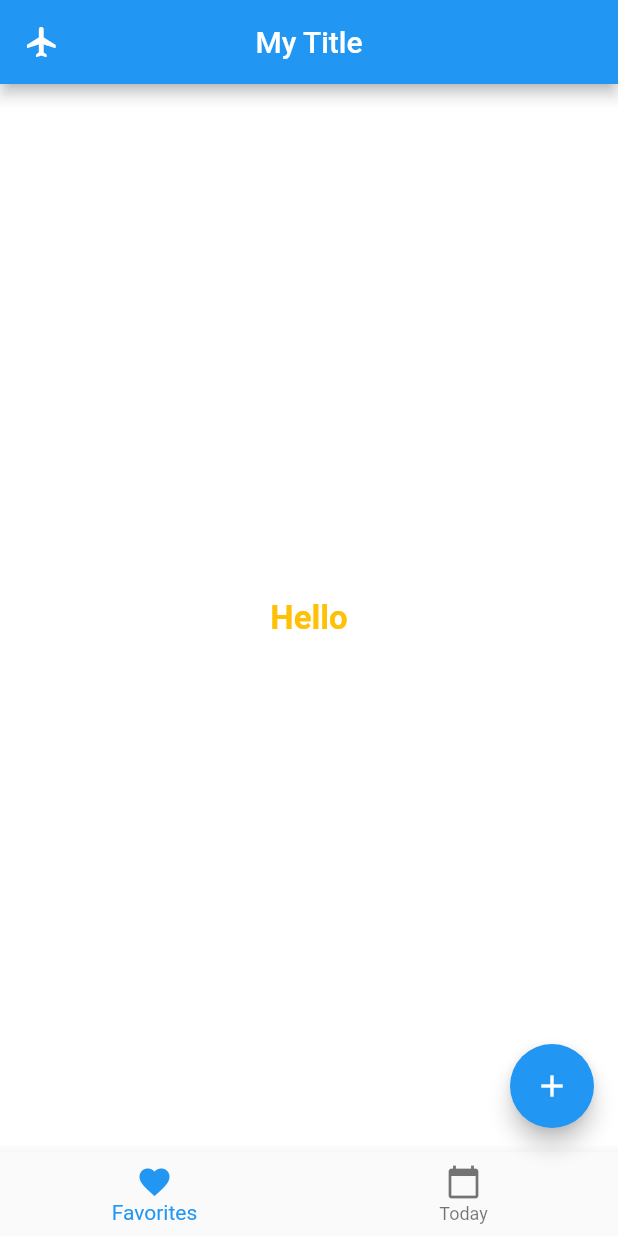
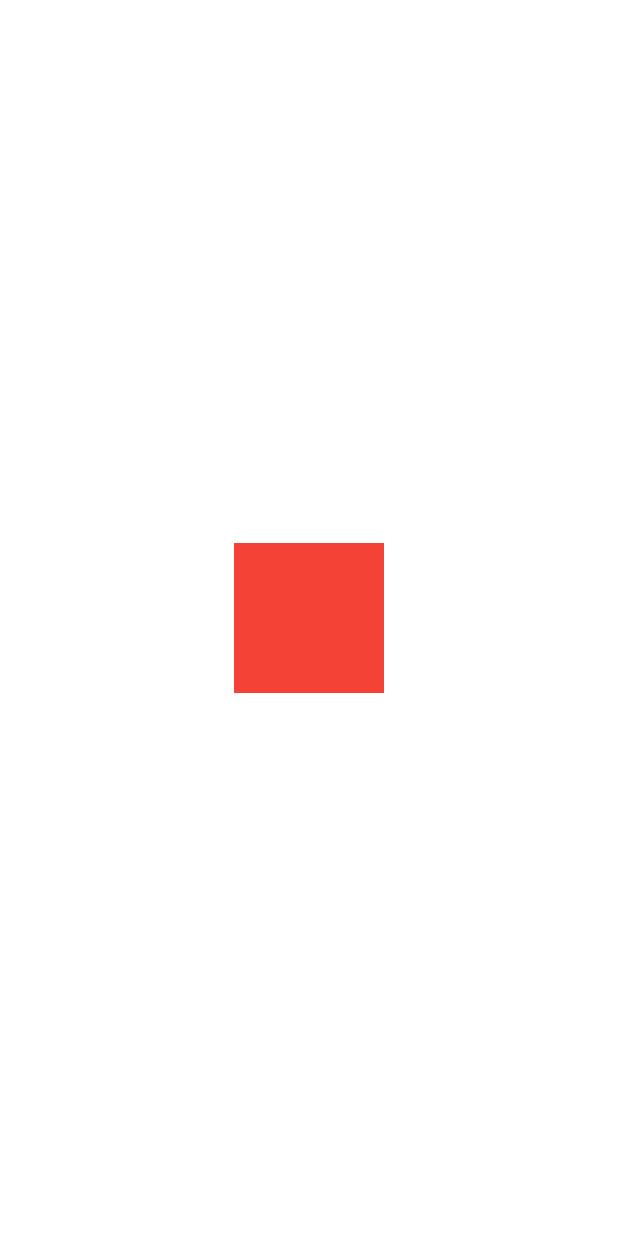
Before and after one commit to WendyAfrim/my-flutter-app, a Flutter app: the screen it shows after launch, on a phone screen of 412 x 824 dp. Run offline on Flutter 3.47's test engine with Material 2 defaults, Android fonts, the light colour scheme and no system bars.

Commit message:
Demo with stateful widget

```diff
--- a/lib/main.dart
+++ b/lib/main.dart
@@ -1,5 +1,5 @@
 import 'package:flutter/material.dart';
-import 'package:flutter_5iwj/home.dart';
+import 'package:flutter_5iwj/square.dart';
 
 void main() {
   runApp(const MyApp());
@@ -20,9 +20,10 @@ class MyApp extends StatelessWidget {
           ),
         ),
       ),
-      home: const Home(
-        title: 'My Title',
-      ),
+      home: const Square(),
+      // home: const Home(
+      //   title: 'My Title',
+      // ),
     );
   }
 }
--- /dev/null
+++ b/lib/square.dart
@@ -0,0 +1,34 @@
+import 'package:flutter/material.dart';
+
+class Square extends StatefulWidget {
+  const Square({super.key});
+
+  @override
+  State<Square> createState() => _SquareState();
+}
+
+class _SquareState extends State<Square> {
+  Color color = Colors.red;
+
+  void _changeColor() {
+    print('changeColor');
+    setState(() => color = color == Colors.red ? Colors.blue : Colors.red);
+  }
+
+  @override
+  Widget build(BuildContext context) {
+    return Container(
+      color: Colors.white,
+      child: Center(
+        child: GestureDetector(
+          onTap: _changeColor,
+          child: Container(
+            width: 100,
+            height: 100,
+            color: color,
+          ),
+        ),
+      ),
+    );
+  }
+}
```
